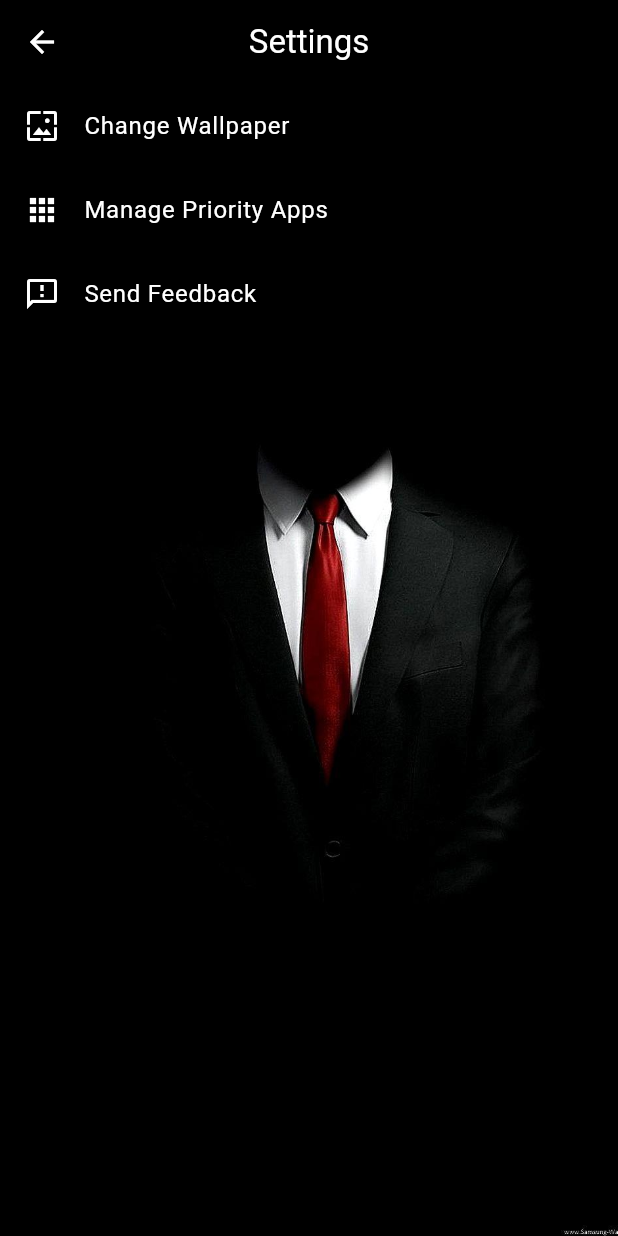
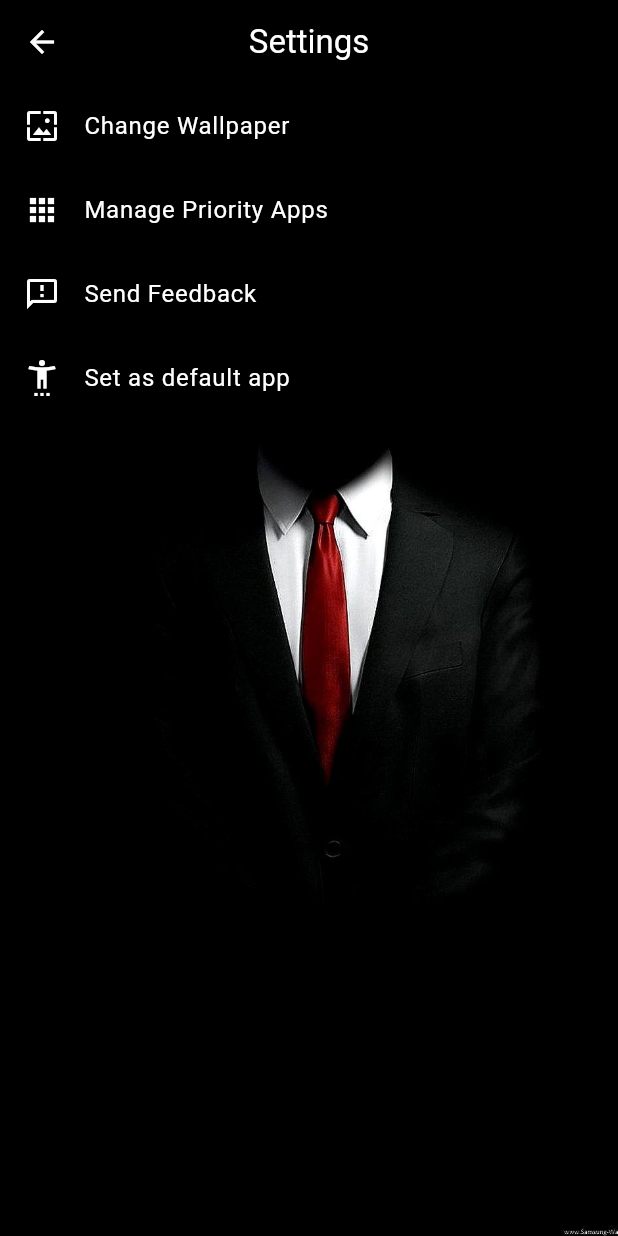
Before and after one commit to igopi77/picsgoo, a Flutter app: the SettingView screen opened directly, on a phone screen of 412 x 824 dp. Run offline on Flutter 3.47's test engine with Material 3 defaults, Android fonts, the phone set to English and light mode, and no system bars; our stand-ins replace bloc, flutter_bloc, shared_preferences; missing offline and left inert: device_apps; accounts and stored records are empty.

Commit message:
caching the app in a local variable set as default list tile completed

```diff
--- a/lib/component/views/settings/setting_view.dart
+++ b/lib/component/views/settings/setting_view.dart
@@ -4,6 +4,7 @@ import 'package:picsgoo/component/views/feeback/feeback_form.dart';
 import 'package:picsgoo/component/views/select_wallpaper/select_wallpaper_view.dart';
 import 'package:picsgoo/component/widgets/wallpaper_background.dart';
 
+import '../../../service/launch_service/launc_service.dart';
 import '../../blocs/root_bloc/root_bloc.dart';
 
 class SettingView extends StatefulWidget {
@@ -69,6 +70,13 @@ class _SettingViewState extends State<SettingView> {
             Navigator.push(context, MaterialPageRoute(builder: (context) => FeedbackScreen()));
           },
         ),
+        ListTile(
+          leading: Icon(Icons.settings_accessibility, color: Colors.white),
+          title: Text('Set as default app', style: TextStyle(color: Colors.white)),
+          onTap: () async {
+            await LauncherService.setAsDefaultLauncher();
+          },
+        )
       ],
     );
   }
--- a/lib/data/appvalues/constants.dart
+++ b/lib/data/appvalues/constants.dart
@@ -0,0 +1,6 @@
+import 'package:device_apps/device_apps.dart';
+
+class AppValues {
+  static List<Application> allApps = [];
+  static List<Application> priorityApps = [];
+}
--- /dev/null
+++ b/lib/service/launch_service/launc_service.dart
@@ -0,0 +1,13 @@
+import 'package:flutter/services.dart';
+
+class LauncherService {
+  static const MethodChannel _channel = MethodChannel('launcher_service');
+
+  static Future<void> setAsDefaultLauncher() async {
+    try {
+      await _channel.invokeMethod('setAsDefaultLauncher');
+    } on PlatformException catch (e) {
+      print("Failed to set as default launcher: '${e.message}'.");
+    }
+  }
+}
```
Also changed, not shown: lib/component/blocs/root_bloc/root_bloc.dart (+22 -9 lines), lib/component/views/all_apps/show_all_apps.dart (+7 -0 lines), 1 other file.
